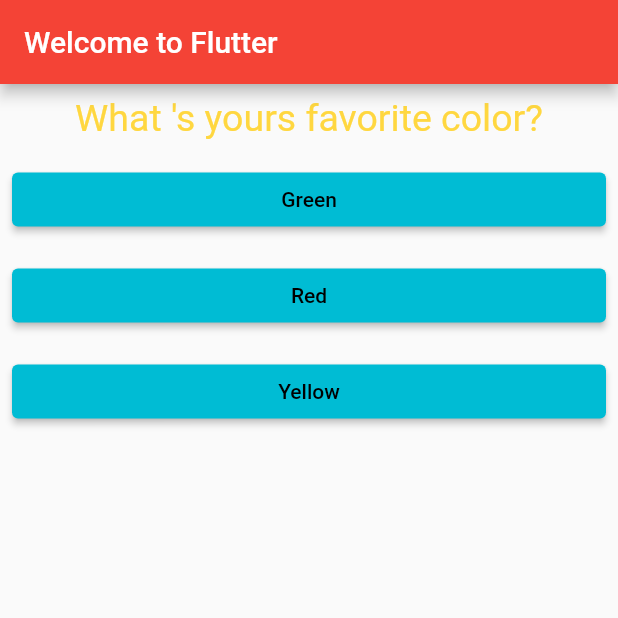
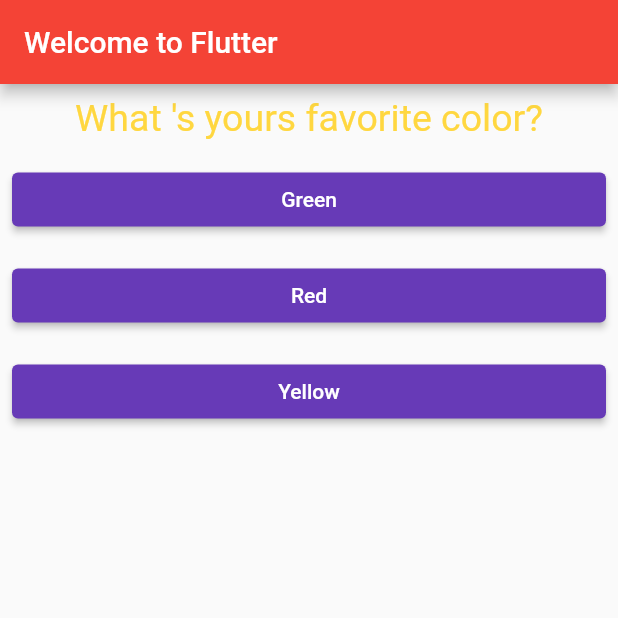
Before and after one commit to Jerasin/flutter_quiz_app, a Flutter app: the screen it shows after launch, on a phone screen of 412 x 824 dp, the top half of it. Run offline on Flutter 3.47's test engine with Material 2 defaults, Android fonts, the phone set to English and light mode, and no system bars.

Commit message:
fix: remove commend

```diff
--- a/lib/answer.dart
+++ b/lib/answer.dart
@@ -16,14 +16,7 @@ class Answer extends StatelessWidget {
       width: double.infinity,
       margin: const EdgeInsets.all(8.0),
       child: ElevatedButton(
-          // Option 1
-          style: ElevatedButton.styleFrom(
-              primary: Colors.cyan, onPrimary: Colors.black),
-          // Option 2
-          // style: ButtonStyle(
-          //   backgroundColor: MaterialStateProperty.all(Colors.red),
-          //   foregroundColor: MaterialStateProperty.all(Colors.black),
-          // ),
+          style: ElevatedButton.styleFrom(primary: Colors.deepPurple),
           onPressed: fn,
           child: Text(label)),
     );
```
